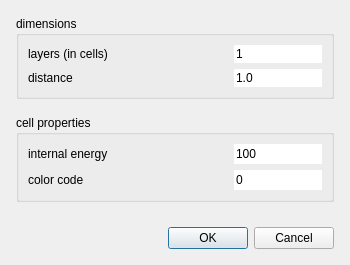
Old version of the form source/Gui/NewHexagonDialog.ui in the repository chrxh/alien.
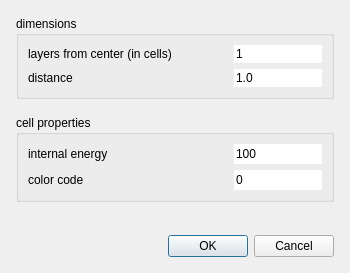
New version of the form.

```diff
--- a/source/Gui/NewHexagonDialog.ui
+++ b/source/Gui/NewHexagonDialog.ui
@@ -7,7 +7,7 @@
     <x>0</x>
     <y>0</y>
     <width>350</width>
-    <height>265</height>
+    <height>273</height>
    </rect>
   </property>
   <property name="minimumSize">
@@ -92,11 +92,14 @@
      <property name="title">
       <string>dimensions</string>
      </property>
+     <property name="flat">
+      <bool>true</bool>
+     </property>
      <layout class="QGridLayout" name="gridLayout_2" columnminimumwidth="200,0">
       <item row="0" column="0">
        <widget class="QLabel" name="label">
         <property name="text">
-         <string>layers (in cells)</string>
+         <string>layers from center (in cells)</string>
         </property>
        </widget>
       </item>
```
Left out of the diff: 3 changed lines with no effect on the pictures.
